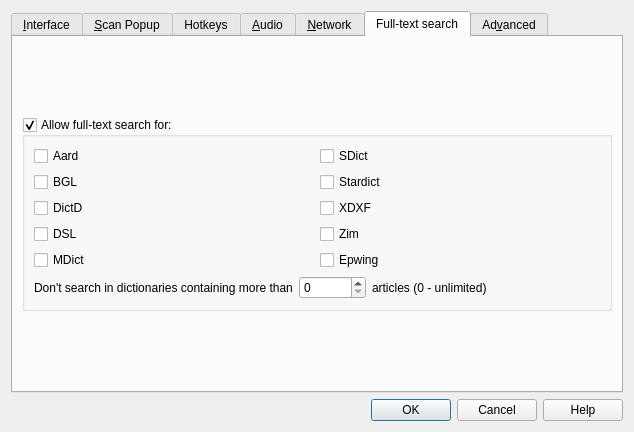
goldendict/goldendict, file preferences.ui: the form before one commit.
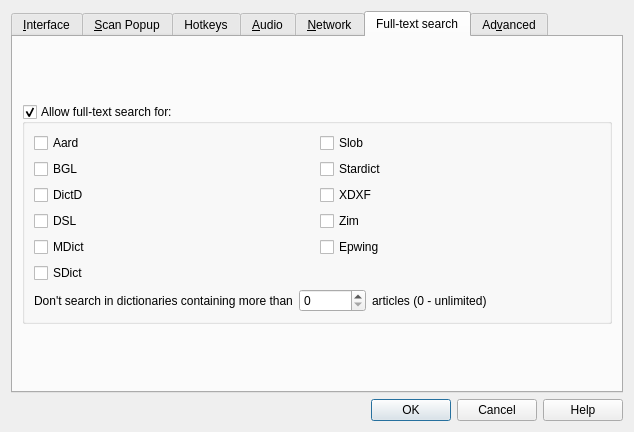
The form after the commit. The open tabs and pages were chosen to show the change. Icons and pictures are not drawn. Custom widgets are drawn as their Qt base class.

Commit message: Add SLOB dictionaries support

Patch:
```diff
--- a/preferences.ui
+++ b/preferences.ui
@@ -1240,13 +1240,20 @@
             </property>
            </widget>
           </item>
-          <item row="0" column="1">
+          <item row="5" column="0">
            <widget class="QCheckBox" name="allowSDict">
             <property name="text">
              <string notr="true">SDict</string>
             </property>
            </widget>
           </item>
+          <item row="0" column="1">
+           <widget class="QCheckBox" name="allowSlob">
+            <property name="text">
+             <string notr="true">Slob</string>
+            </property>
+           </widget>
+          </item>
           <item row="1" column="1">
            <widget class="QCheckBox" name="allowStardict">
             <property name="text">
@@ -1268,7 +1275,7 @@
             </property>
            </widget>
           </item>
-          <item row="5" column="0" colspan="2">
+          <item row="6" column="0" colspan="2">
            <layout class="QHBoxLayout" name="horizontalLayout_14">
             <item>
              <widget class="QLabel" name="label_14">
```
The commit also changes 12 other files.
